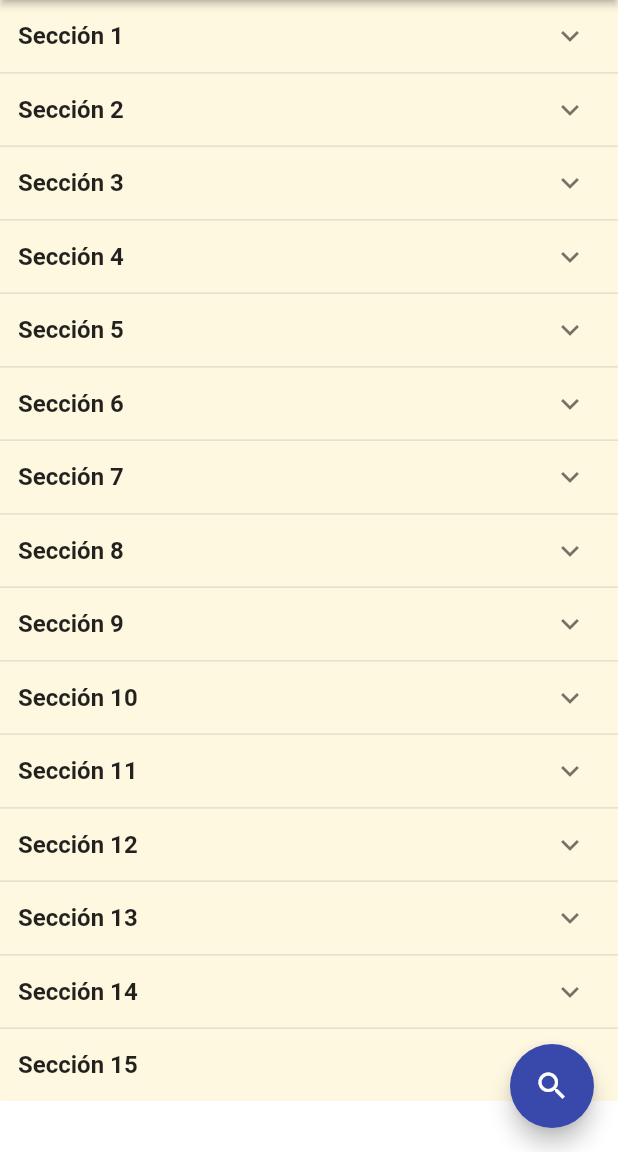
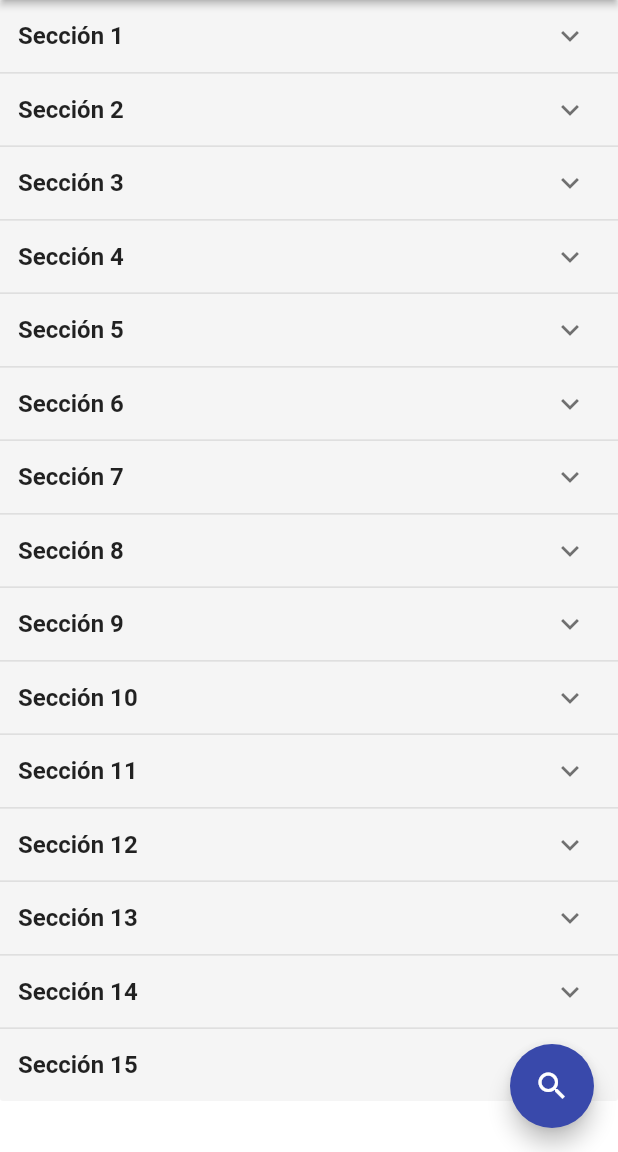
Before and after one commit to devvildaz/flutter-hlingo, a Flutter app: the screen it shows after launch, after a tap on "Ir a home", on a phone screen of 412 x 824 dp, the part 84-1236 px from its top. Run offline on Flutter 3.47's test engine with Material 2 defaults, Android fonts, the phone set to English and light mode, and no system bars.

Commit message:
fixes: update colors

```diff
--- a/lib/ui/app.dart
+++ b/lib/ui/app.dart
@@ -1,5 +1,4 @@
 import 'package:flutter/material.dart';
-import 'package:hlinog/ui/pages/home_page.dart';
 import 'package:hlinog/ui/routes.dart';
 
 class MyApp extends StatelessWidget {
--- a/lib/ui/widgets/lesson_card.dart
+++ b/lib/ui/widgets/lesson_card.dart
@@ -8,8 +8,8 @@ class LessonCard extends StatelessWidget {
     return Card(
       elevation: 0,
       child: InkWell(
-          splashColor: Colors.amber[100],
-          highlightColor: Colors.amber.withAlpha(50),
+          splashColor: Colors.indigo[100],
+          highlightColor: Colors.indigo.withAlpha(50),
           onTap: () {
             debugPrint('Card tapped.');
           },
--- a/lib/ui/widgets/sections_list.dart
+++ b/lib/ui/widgets/sections_list.dart
@@ -54,7 +54,7 @@ class _SectionsListState extends State<SectionsList> {
       children: _data.map<ExpansionPanel>((Item item) {
         return ExpansionPanel(
           canTapOnHeader: true,
-          backgroundColor: Colors.amber[50],
+          backgroundColor: Colors.grey[100],
           headerBuilder: (BuildContext context, bool isExpanded) {
             return Container(
               alignment: Alignment.centerLeft,
```
